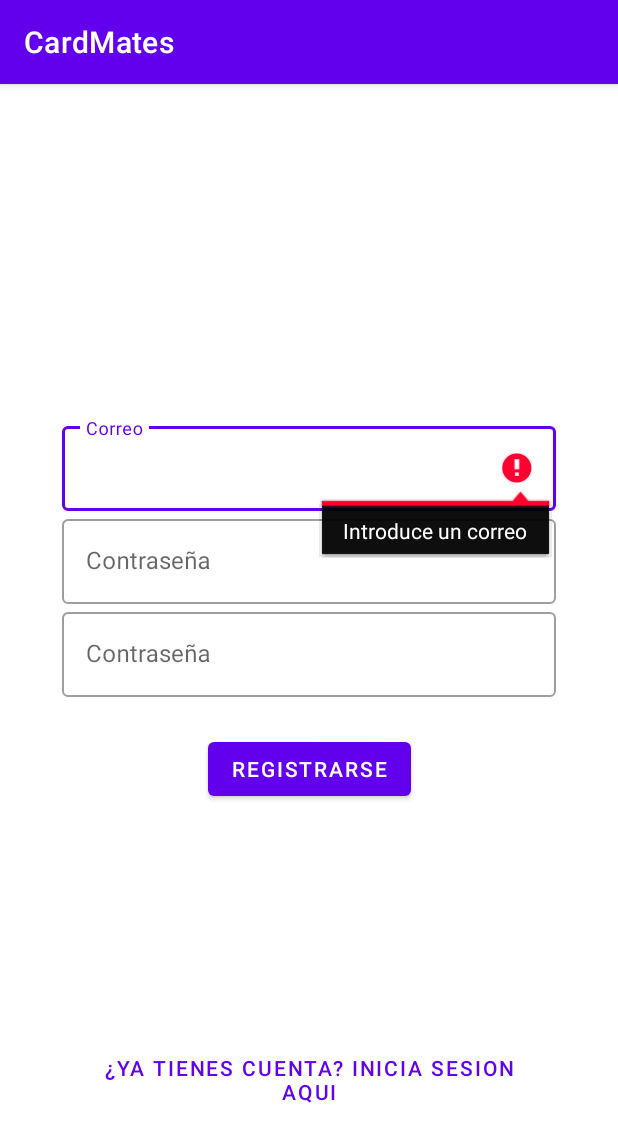
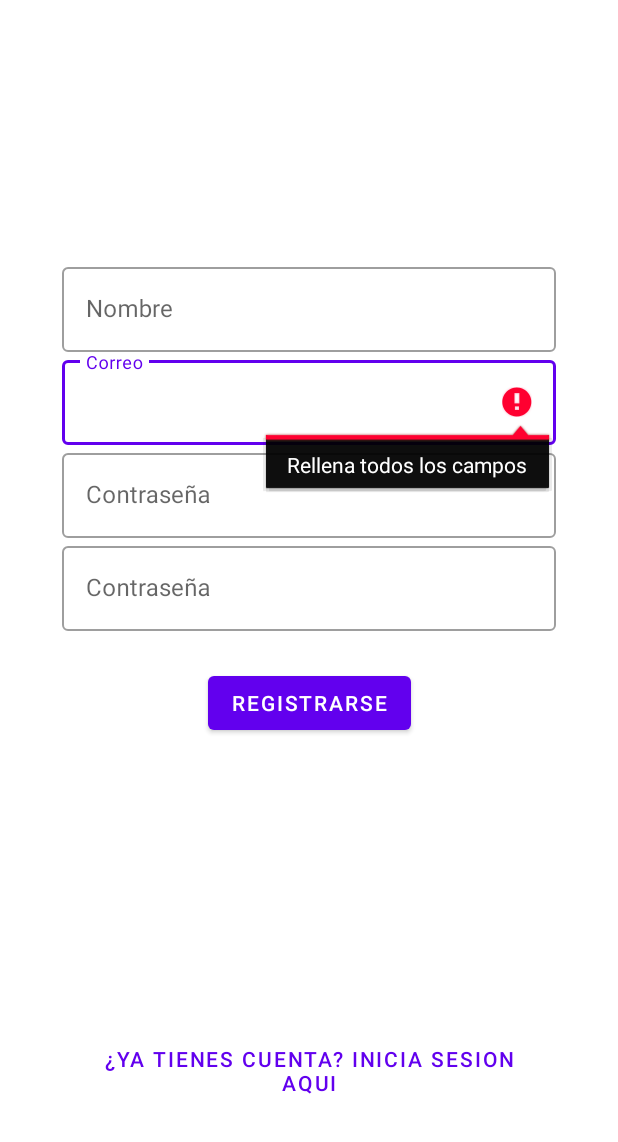
Before and after one commit to barrigamiguelm/CardMates, an Android app: the Register screen opened directly, with no data from a screen before it, after a tap on "REGISTRARSE", on a phone screen of 412 x 824 dp. Shown: the top 1142 px of the screen. Run offline under Robolectric (Android 15) with nearby library versions, the phone set to English and light mode, and no system bars; our stand-ins replace Firebase (no records; nobody signed in at launch, a user with empty details on screens opened directly).

Commit message:
"Desc no esta bien configurado, todo lo demas funciona"

```diff
--- a/app/build.gradle
+++ b/app/build.gradle
@@ -36,6 +36,7 @@ dependencies {
     implementation 'androidx.constraintlayout:constraintlayout:2.1.4'
     implementation 'com.google.firebase:firebase-firestore:24.4.0'
     implementation 'com.google.firebase:firebase-storage:20.1.0'
+    implementation 'com.google.firebase:firebase-database:20.1.0'
     testImplementation 'junit:junit:4.13.2'
     androidTestImplementation 'androidx.test.ext:junit:1.1.3'
     androidTestImplementation 'androidx.test.espresso:espresso-core:3.4.0'
--- a/app/src/main/java/com/example/cardmates/Activities/Register.java
+++ b/app/src/main/java/com/example/cardmates/Activities/Register.java
@@ -1,40 +1,28 @@
 package com.example.cardmates.Activities;
 
-import androidx.annotation.NonNull;
 import androidx.appcompat.app.AppCompatActivity;
 
 import android.content.Intent;
 import android.os.Bundle;
 import android.text.TextUtils;
-import android.util.Log;
 import android.view.View;
 import android.widget.Button;
 import android.widget.EditText;
-import android.widget.Toast;
 
+import com.example.cardmates.Firebase.FirebaseMethods;
 import com.example.cardmates.R;
-import com.google.android.gms.tasks.OnCompleteListener;
-import com.google.android.gms.tasks.OnSuccessListener;
-import com.google.android.gms.tasks.Task;
+import com.example.cardmates.interfaces.RegisterInterface;
+
 import com.google.android.material.snackbar.Snackbar;
-import com.google.firebase.auth.AuthResult;
-import com.google.firebase.auth.FirebaseAuth;
-import com.google.firebase.auth.FirebaseAuthUserCollisionException;
-import com.google.firebase.auth.FirebaseAuthWeakPasswordException;
-import com.google.firebase.firestore.DocumentReference;
-import com.google.firebase.firestore.FirebaseFirestore;
 
-import java.util.HashMap;
-import java.util.Map;
 
-public class Register extends AppCompatActivity {
+
+public class Register extends AppCompatActivity implements RegisterInterface {
 
     private Button btnRegisterRegister, btnLoginRegister;
-    private EditText etPasswordConf, etPasswordRegister, etEmailRegister;
+    private EditText etPasswordConf, etPasswordRegister, etEmailRegister, etUserName;
+    private FirebaseMethods firebaseMethods;
 
-    private String userID;
-    private FirebaseAuth mAuth;
-    private FirebaseFirestore db;
 
     @Override
     protected void onCreate(Bundle savedInstanceState) {
@@ -42,20 +30,14 @@ public class Register extends AppCompatActivity {
         setContentView(R.layout.activity_register);
         overridePendingTransition(R.anim.atras, R.anim.alante);
 
-        btnLoginRegister = (Button) findViewById(R.id.btnLoginRegister);
-        btnRegisterRegister = (Button) findViewById(R.id.btnRegisterRegister);
-        etPasswordConf = (EditText) findViewById(R.id.etPasswordConf);
-        etPasswordRegister = (EditText) findViewById(R.id.etPasswordRegister);
-        etEmailRegister = (EditText) findViewById(R.id.etEmailRegister);
+        initializeAll();
+        initializeView();
 
-
-        mAuth = FirebaseAuth.getInstance();
-        db = FirebaseFirestore.getInstance();
 
         btnRegisterRegister.setOnClickListener(new View.OnClickListener() {
             @Override
             public void onClick(View view) {
-                createUser();
+                validateUser();
             }
         });
 
@@ -68,68 +50,66 @@ public class Register extends AppCompatActivity {
 
     }
 
-    private void createUser() {
+    private void initializeAll() {
+        btnLoginRegister = (Button) findViewById(R.id.btnLoginRegister);
+        btnRegisterRegister = (Button) findViewById(R.id.btnRegisterRegister);
+        etPasswordConf = (EditText) findViewById(R.id.etPasswordConf);
+        etPasswordRegister = (EditText) findViewById(R.id.etPasswordRegister);
+        etEmailRegister = (EditText) findViewById(R.id.etEmailRegister);
+        etUserName = (EditText) findViewById(R.id.etUserName);
+        firebaseMethods = new FirebaseMethods(this);
+    }
+
+    private void validateUser() {
         String email = etEmailRegister.getText().toString();
         String password = etPasswordRegister.getText().toString();
         String passwordconfirm = etPasswordConf.getText().toString();
+        String name = etUserName.getText().toString();
 
-        if (TextUtils.isEmpty(email)) {
-            etEmailRegister.setError("Introduce un correo");
+        if (TextUtils.isEmpty(email) || TextUtils.isEmpty(password) || TextUtils.isEmpty(passwordconfirm) || TextUtils.isEmpty(name)) {
+            etEmailRegister.setError("Rellena todos los campos");
             etEmailRegister.requestFocus();
-        }else if(!isEmailValid(email)){
+        } else if (!isEmailValid(email)) {
             etEmailRegister.setError("Introduce un correo valido");
             etEmailRegister.requestFocus();
-        }else if (TextUtils.isEmpty(password)) {
-            etPasswordRegister.setError("Introduce una contraseña");
-            etPasswordRegister.requestFocus();
-        } else if (TextUtils.isEmpty(passwordconfirm)) {
-            etPasswordConf.setError("Introduce de nuevo la contraseña");
-            etPasswordConf.requestFocus();
         } else if (!passwordconfirm.equals(password)) {
             etPasswordConf.setError("Las contraseñas no coinciden");
             etPasswordConf.requestFocus();
-        } else {
-            mAuth.createUserWithEmailAndPassword(email, password).addOnCompleteListener(new OnCompleteListener<AuthResult>() {
-                @Override
-                public void onComplete(@NonNull Task<AuthResult> task) {
-                    if (task.isSuccessful()) {
-                        userID = mAuth.getCurrentUser().getUid();
-                        DocumentReference documentReference = db.collection("Users").document(userID);
+        }else{
+            firebaseMethods.registerNewUser(email, password, name);
+        }
 
-                        Map<String, Object> user = new HashMap<>();
-                        user.put("Email", email);
-                        user.put("Password", password);
+    }
 
-                        documentReference.set(user).addOnSuccessListener(new OnSuccessListener<Void>() {
-                            @Override
-                            public void onSuccess(Void unused) {
-                                Snackbar.make(findViewById(android.R.id.content), "Usuario registrado", Snackbar.LENGTH_LONG).show();
-                                startActivity(new Intent(Register.this, UserProfile.class));
-                            }
-                        });
-
-
-                    } else if (!task.isSuccessful()) {
-                        try {
-                            throw task.getException();
-                        } catch (FirebaseAuthUserCollisionException e) {
-                            etEmailRegister.setError("El correo ya esta en uso");
-                            etEmailRegister.requestFocus();
-
-                        } catch (FirebaseAuthWeakPasswordException e) {
-                            etPasswordRegister.setError("La contraseña es demasiado debil");
-                            etPasswordRegister.requestFocus();
-                        } catch (Exception e) {
-                            Log.e("TAG", e.getMessage());
-                        }
-                    }
-                }
-            });
-        }
-    }
 
     boolean isEmailValid(CharSequence email) {
         return android.util.Patterns.EMAIL_ADDRESS.matcher(email).matches();
     }
 
+
+    private void initializeView() {
+        firebaseMethods.initializeViewInterface(this);
+    }
+
+
+    @Override
+    public void showErrorEmail() {
+        etEmailRegister.setError("El correo ya esta en uso");
+        etEmailRegister.requestFocus();
+    }
+
+    @Override
+    public void showErrorWeakPassword() {
+        etPasswordRegister.setError("La contraseña es demasiado debil");
+        etPasswordRegister.requestFocus();
+    }
+
+    @Override
+    public void showUserRegister() {
+        Snackbar.make(findViewById(android.R.id.content), "Usuario registrado", Snackbar.LENGTH_LONG).show();
+        Intent intent = new Intent(Register.this, UserProfile.class);
+        intent.putExtra("name", etUserName.getText().toString());
+        startActivity(intent);
+    }
+
 }
--- /dev/null
+++ b/app/src/main/java/com/example/cardmates/Firebase/FirebaseMethods.java
@@ -0,0 +1,132 @@
+package com.example.cardmates.Firebase;
+
+import android.content.Context;
+import android.net.Uri;
+import android.util.Log;
+
+import androidx.annotation.NonNull;
+
+import com.example.cardmates.interfaces.FirebaseInterface;
+import com.example.cardmates.interfaces.RegisterInterface;
+import com.example.cardmates.interfaces.UserProfileInterface;
+import com.google.android.gms.tasks.OnCompleteListener;
+import com.google.android.gms.tasks.OnFailureListener;
+import com.google.android.gms.tasks.OnSuccessListener;
+import com.google.android.gms.tasks.Task;
+import com.google.android.material.snackbar.Snackbar;
+import com.google.firebase.auth.AuthResult;
+import com.google.firebase.auth.FirebaseAuth;
+import com.google.firebase.auth.FirebaseAuthUserCollisionException;
+import com.google.firebase.auth.FirebaseAuthWeakPasswordException;
+import com.google.firebase.firestore.DocumentReference;
+import com.google.firebase.firestore.FirebaseFirestore;
+import com.google.firebase.firestore.SetOptions;
+import com.google.firebase.storage.FirebaseStorage;
+import com.google.firebase.storage.StorageReference;
+import com.google.firebase.storage.UploadTask;
+
+import java.util.HashMap;
+import java.util.Map;
+
+public class FirebaseMethods implements FirebaseInterface {
+
+    private RegisterInterface registerInterface;
+    private UserProfileInterface userProfileInterface;
+
+    private Context context;
+    private String userID;
+
+    private FirebaseStorage storage;
+    private StorageReference storageReference;
+    private FirebaseAuth mAuth;
+    private FirebaseFirestore db;
+
+    public FirebaseMethods(Context context) {
+        setUpFirebaseAuth();
+        this.context = context;
+
+        if (mAuth.getCurrentUser() != null) {
+            userID = mAuth.getCurrentUser().getUid();
+        }
+    }
+
+    private void setUpFirebaseAuth() {
+        mAuth = FirebaseAuth.getInstance();
+        db = FirebaseFirestore.getInstance();
+        storage = FirebaseStorage.getInstance();
+        storageReference = storage.getReference();
+    }
+
+    @Override
+    public void initializeViewInterface(RegisterInterface registerInterface) {
+        this.registerInterface = registerInterface;
+    }
+
+    @Override
+    public void initializeUserProfileInterface(UserProfileInterface userProfileInterface) {
+        this.userProfileInterface = userProfileInterface;
+    }
+
+
+
+
+    public void registerNewUser(String email, String password, String name) {
+        mAuth.createUserWithEmailAndPassword(email, password).addOnCompleteListener(new OnCompleteListener<AuthResult>() {
+            @Override
+            public void onComplete(@NonNull Task<AuthResult> task) {
+                if (task.isSuccessful()) {
+                    userID = mAuth.getCurrentUser().getUid();
+                    DocumentReference documentReference = db.collection("Users").document(userID);
+                    Map<String, Object> user = new HashMap<>();
+                    user.put("Email", email);
+                    user.put("Name", name);
+                    documentReference.set(user).addOnSuccessListener(new OnSuccessListener<Void>() {
+                        @Override
+                        public void onSuccess(Void unused) {
+                            registerInterface.showUserRegister();
+                        }
+                    });
+                } else if (!task.isSuccessful()) {
+                    try {
+                        throw task.getException();
+                    } catch (FirebaseAuthUserCollisionException e) {
+                        registerInterface.showErrorEmail();
+                    } catch (FirebaseAuthWeakPasswordException e) {
+                        registerInterface.showErrorWeakPassword();
+                    } catch (Exception e) {
+                        Log.e("TAG", e.getMessage());
+                    }
+                }
+            }
+        });
+
+    }
+
+    public void addAditionalInfo(String desc, String datebirth){
+        Map<String, Object> data = new HashMap<>();
+        data.put("description", desc);
+        data.put("Date",datebirth);
+        db.collection("Users").document(userID)
+                .set(data, SetOptions.merge());
+       userProfileInterface.showInfo();
+    }
+
+
+    public void uploadPhotoFirebase(Uri imageUri) {
+        StorageReference profilePhotos = storageReference.child("ProfilePhotos/" + userID);
+        profilePhotos.putFile(imageUri)
+                .addOnSuccessListener(new OnSuccessListener<UploadTask.TaskSnapshot>() {
+                    @Override
+                    public void onSuccess(UploadTask.TaskSnapshot taskSnapshot) {
+                        userProfileInterface.setPhoto(imageUri);
+                    }
+                })
+                .addOnFailureListener(new OnFailureListener() {
+                    @Override
+                    public void onFailure(@NonNull Exception e) {
+                        userProfileInterface.setErrorPhoto();
+                    }
+                });
+    }
+
+}
--- /dev/null
+++ b/app/src/main/java/com/example/cardmates/interfaces/FirebaseInterface.java
@@ -0,0 +1,8 @@
+package com.example.cardmates.interfaces;
+
+
+public interface FirebaseInterface {
+    void registerNewUser(String email, String password,String username);
+    void initializeViewInterface(RegisterInterface registerInterface);
+    void initializeUserProfileInterface(UserProfileInterface userProfileInterface);
+}
--- /dev/null
+++ b/app/src/main/java/com/example/cardmates/interfaces/RegisterInterface.java
@@ -0,0 +1,8 @@
+package com.example.cardmates.interfaces;
+
+public interface RegisterInterface {
+
+    void showErrorEmail();
+    void showErrorWeakPassword();
+    void showUserRegister();
+}
--- /dev/null
+++ b/app/src/main/java/com/example/cardmates/interfaces/UserProfileInterface.java
@@ -0,0 +1,9 @@
+package com.example.cardmates.interfaces;
+
+import android.net.Uri;
+
+public interface UserProfileInterface {
+    void setPhoto(Uri imageUri);
+    void showInfo();
+    void setErrorPhoto();
+}
--- a/app/src/main/res/layout/activity_register.xml
+++ b/app/src/main/res/layout/activity_register.xml
@@ -6,17 +6,37 @@
     android:layout_height="match_parent"
     tools:context=".Activities.Login">
 
+    <com.google.android.material.textfield.TextInputLayout
+        android:id="@+id/etUsernameInput"
+        style="@style/Widget.MaterialComponents.TextInputLayout.OutlinedBox"
+        android:layout_width="0dp"
+        android:layout_height="wrap_content"
+        android:layout_marginTop="100dp"
+        android:hint="Nombre"
+        app:layout_constraintEnd_toStartOf="@+id/right_guideline"
+        app:layout_constraintStart_toStartOf="@+id/left_guideline"
+        app:layout_constraintTop_toTopOf="@+id/top_guideline">
+
+        <com.google.android.material.textfield.TextInputEditText
+            android:id="@+id/etUserName"
+            android:layout_width="match_parent"
+            android:layout_height="wrap_content"
+            android:inputType="text"
+            android:maxLines="1"
+            app:layout_constraintEnd_toStartOf="@+id/right_guideline"
+            app:layout_constraintStart_toStartOf="@+id/left_guideline"
+            app:layout_constraintTop_toTopOf="@+id/top_guideline" />
+    </com.google.android.material.textfield.TextInputLayout>
 
     <com.google.android.material.textfield.TextInputLayout
         android:id="@+id/etEmailInputRegister"
         style="@style/Widget.MaterialComponents.TextInputLayout.OutlinedBox"
         android:layout_width="0dp"
         android:layout_height="wrap_content"
-        android:layout_marginTop="150dp"
         android:hint="Correo"
         app:layout_constraintEnd_toStartOf="@+id/right_guideline"
         app:layout_constraintStart_toStartOf="@+id/left_guideline"
-        app:layout_constraintTop_toTopOf="@+id/top_guideline">
+        app:layout_constraintTop_toBottomOf="@+id/etUsernameInput">
 
         <com.google.android.material.textfield.TextInputEditText
             android:id="@+id/etEmailRegister"
@@ -48,7 +68,6 @@
             android:maxLines="1"
             app:layout_constraintEnd_toStartOf="@+id/right_guideline"
             app:layout_constraintStart_toStartOf="@+id/left_guideline"
-
             app:layout_constraintTop_toTopOf="@+id/top_guideline" />
     </com.google.android.material.textfield.TextInputLayout>
 
--- a/app/src/main/res/values-night/themes.xml
+++ b/app/src/main/res/values-night/themes.xml
@@ -3,7 +3,7 @@
     <style name="Theme.CardMates" parent="Theme.MaterialComponents.DayNight.DarkActionBar">
         <!-- Primary brand color. -->
         <item name="colorPrimary">@color/purple_200</item>
-        <item name="colorPrimaryVariant">@color/purple_700</item>
+        <item name="colorPrimaryVariant">@color/white</item>
         <item name="colorOnPrimary">@color/black</item>
         <!-- Secondary brand color. -->
         <item name="colorSecondary">@color/teal_200</item>
--- a/app/src/main/res/values/themes.xml
+++ b/app/src/main/res/values/themes.xml
@@ -1,6 +1,6 @@
 <resources xmlns:tools="http://schemas.android.com/tools">
     <!-- Base application theme. -->
-    <style name="Theme.CardMates" parent="Theme.MaterialComponents.DayNight.DarkActionBar">
+    <style name="Theme.CardMates" parent="Theme.MaterialComponents.DayNight.NoActionBar">
         <!-- Primary brand color. -->
         <item name="colorPrimary">@color/purple_500</item>
         <item name="colorPrimaryVariant">@color/purple_700</item>
```
Also changed, not shown: app/src/main/AndroidManifest.xml (+8 -7 lines), app/src/main/java/com/example/cardmates/Activities/Login.java (+0 -13 lines), app/src/main/java/com/example/cardmates/Activities/UserProfile.java (+56 -77 lines), app/src/main/java/com/example/cardmates/Activities/model/User.java (added, +51 -0 lines), app/src/main/res/layout/activity_login.xml (+51 -13 lines), app/src/main/res/layout/activity_user_profile.xml (+35 -34 lines).
